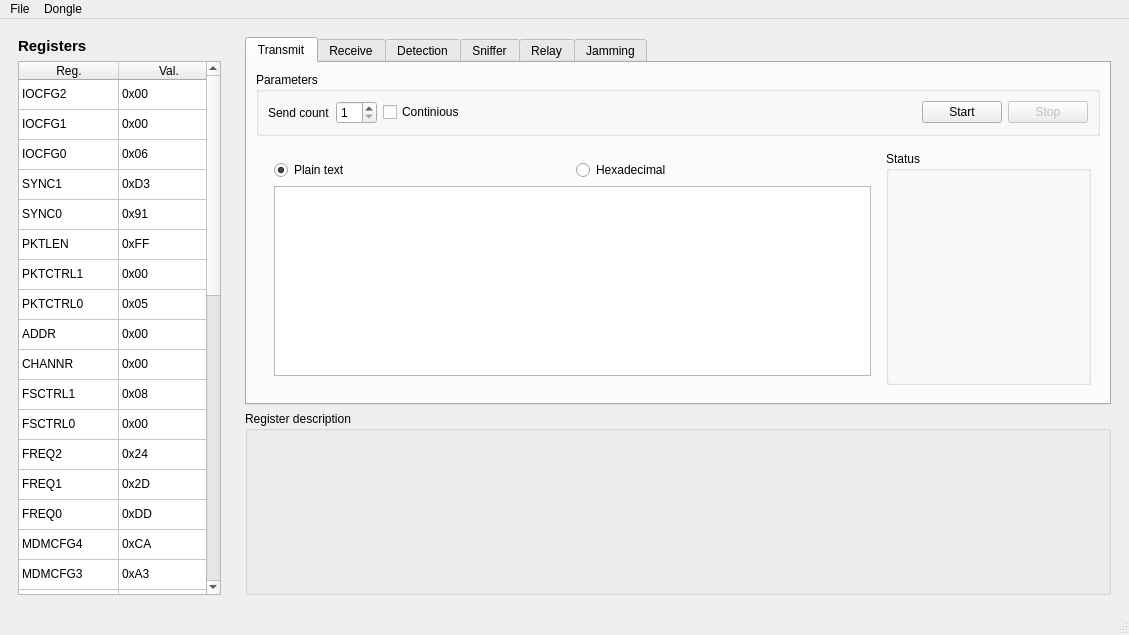
StephenBlackWasAlreadyTaken/cc1111usb, file branches/thedutchguy/clients/gui/cc1111usbgui.ui: the form before one commit.
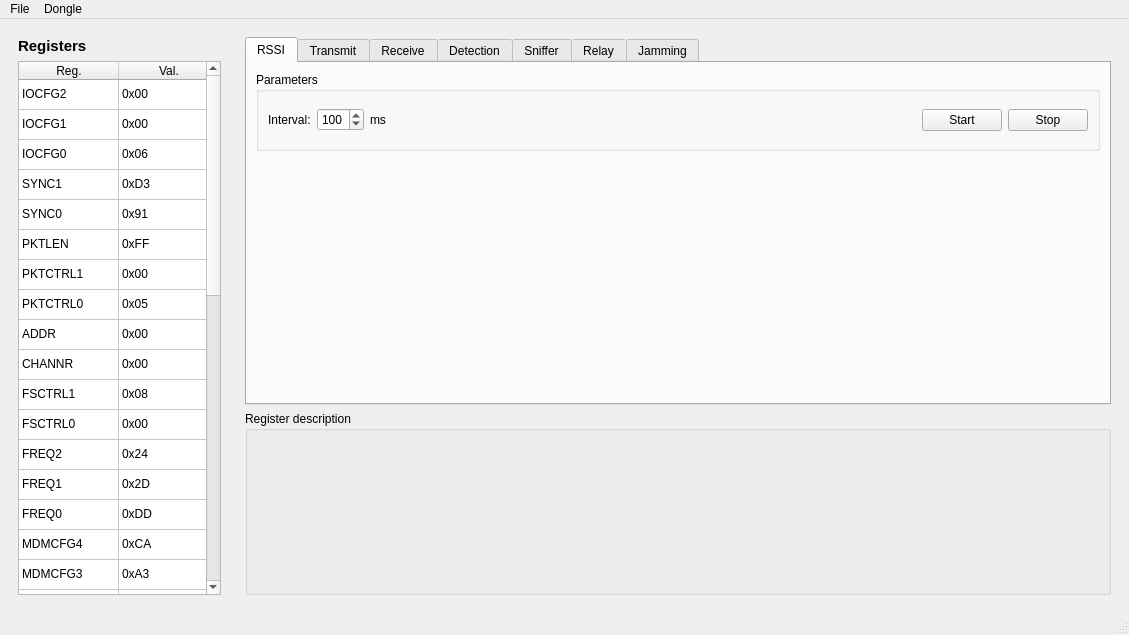
The form after the commit.

Commit message: Created RSSI tab, searching a nice python lib to draw charts

```diff
--- a/branches/thedutchguy/clients/gui/cc1111usbgui.ui
+++ b/branches/thedutchguy/clients/gui/cc1111usbgui.ui
@@ -660,6 +660,82 @@
          <property name="currentIndex">
           <number>0</number>
          </property>
+         <widget class="QWidget" name="RSSITab">
+          <attribute name="title">
+           <string>RSSI</string>
+          </attribute>
+          <layout class="QVBoxLayout" name="verticalLayout_5" stretch="1,3">
+           <item>
+            <widget class="QGroupBox" name="rssiParamBox">
+             <property name="title">
+              <string>Parameters</string>
+             </property>
+             <layout class="QHBoxLayout" name="horizontalLayout_6">
+              <item>
+               <widget class="QLabel" name="rssiIntervalLabel">
+                <property name="text">
+                 <string>Interval:</string>
+                </property>
+               </widget>
+              </item>
+              <item>
+               <widget class="QSpinBox" name="rssiIntervalBox">
+                <property name="minimum">
+                 <number>10</number>
+                </property>
+                <property name="maximum">
+                 <number>500</number>
+                </property>
+                <property name="singleStep">
+                 <number>10</number>
+                </property>
+                <property name="value">
+                 <number>100</number>
+                </property>
+               </widget>
+              </item>
+              <item>
+               <widget class="QLabel" name="label">
+                <property name="text">
+                 <string>ms</string>
+                </property>
+               </widget>
+              </item>
+              <item>
+               <spacer name="horizontalSpacer_2">
+                <property name="orientation">
+                 <enum>Qt::Horizontal</enum>
+                </property>
+                <property name="sizeHint" stdset="0">
+                 <size>
+                  <width>40</width>
+                  <height>20</height>
+                 </size>
+                </property>
+               </spacer>
+              </item>
+              <item>
+               <widget class="QPushButton" name="rssiStartButton">
+                <property name="text">
+                 <string>Start</string>
+                </property>
+               </widget>
+              </item>
+              <item>
+               <widget class="QPushButton" name="rssiStopButton">
+                <property name="text">
+                 <string>Stop</string>
+                </property>
+               </widget>
+              </item>
+             </layout>
+            </widget>
+           </item>
+           <item>
+            <widget class="QWidget" name="widget_4" native="true"/>
+           </item>
+          </layout>
+         </widget>
          <widget class="QWidget" name="transmitTab">
           <attribute name="title">
            <string>Transmit</string>
```
Left out of the diff: 5 changed lines with no effect on the pictures. The commit also changes 1 other file.
